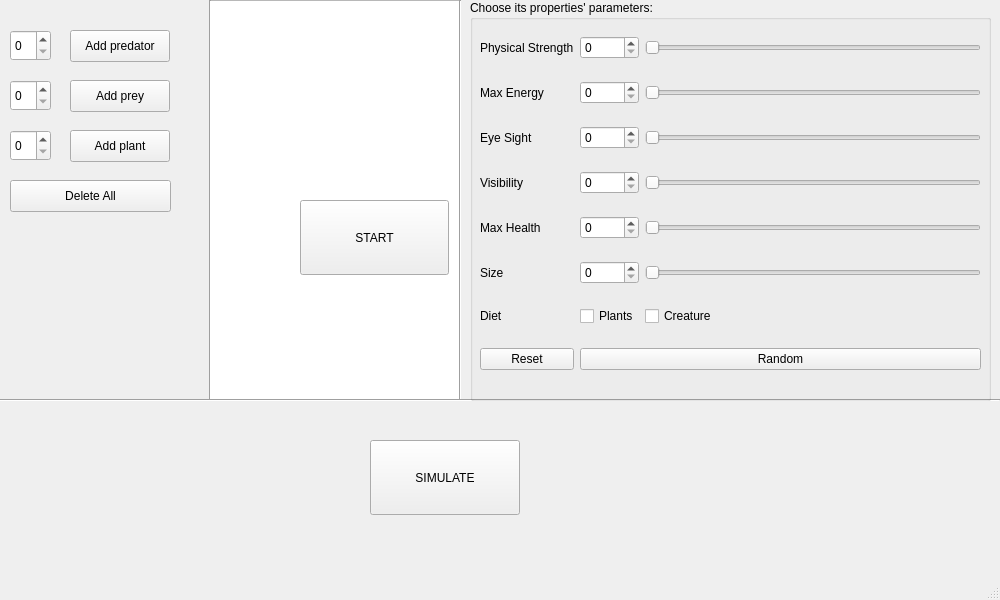
Above: Evolution_1/mainwindow.ui from Natali124/Evolution-Simulator before the change. Below: the same form after it.
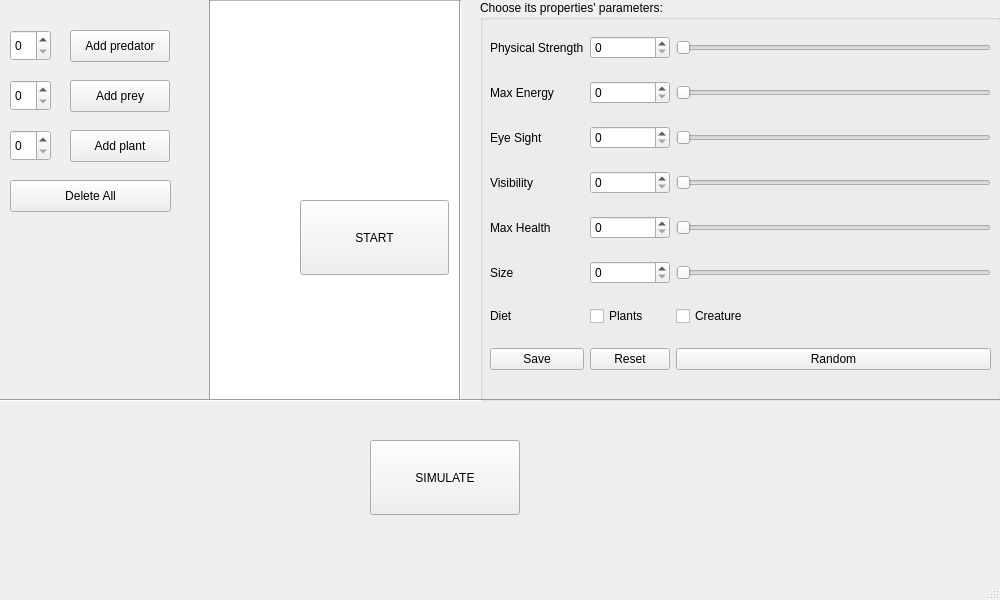
That is the form after the change.

Commit message:
New button "save" + Sorting of creature_list
Addition of button_save_creature to save the parameters associated to each creature (first step to connect it to backend). Sorting of the creature_list (by creature name).

The edit to the form file:
```diff
--- a/Evolution_1/mainwindow.ui
+++ b/Evolution_1/mainwindow.ui
@@ -102,9 +102,12 @@
       <x>210</x>
       <y>0</y>
       <width>251</width>
-      <height>400</height>
+      <height>401</height>
      </rect>
     </property>
+    <property name="sortingEnabled">
+     <bool>true</bool>
+    </property>
    </widget>
    <widget class="Line" name="line_1">
     <property name="geometry">
@@ -161,7 +164,7 @@
    <widget class="QGroupBox" name="groupBox">
     <property name="geometry">
      <rect>
-      <x>470</x>
+      <x>480</x>
       <y>0</y>
       <width>521</width>
       <height>401</height>
@@ -345,7 +348,7 @@
         </property>
        </widget>
       </item>
-      <item row="14" column="1" colspan="2">
+      <item row="14" column="2">
        <widget class="QPushButton" name="button_rdm">
         <property name="text">
          <string>Random</string>
@@ -353,6 +356,13 @@
        </widget>
       </item>
       <item row="14" column="0">
+       <widget class="QPushButton" name="button_save_creature">
+        <property name="text">
+         <string>Save</string>
+        </property>
+       </widget>
+      </item>
+      <item row="14" column="1">
        <widget class="QPushButton" name="button_reset">
         <property name="text">
          <string>Reset</string>
```
Left out of the diff: 18 changed lines with no effect on the pictures. The commit also changes 2 other files.
